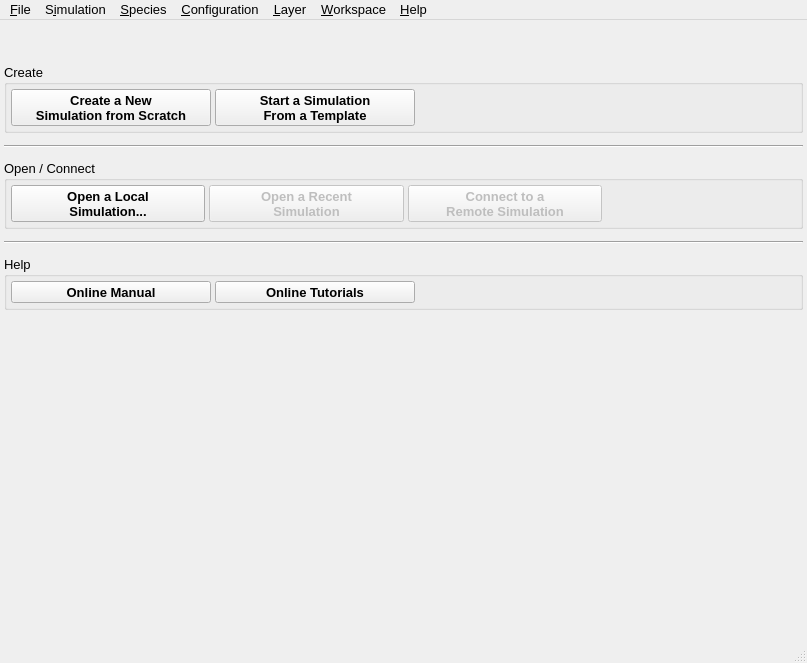
The window that src/gui/gui.ui (disorderedmaterials/dissolve) describes before a commit, drawn with Qt 5.
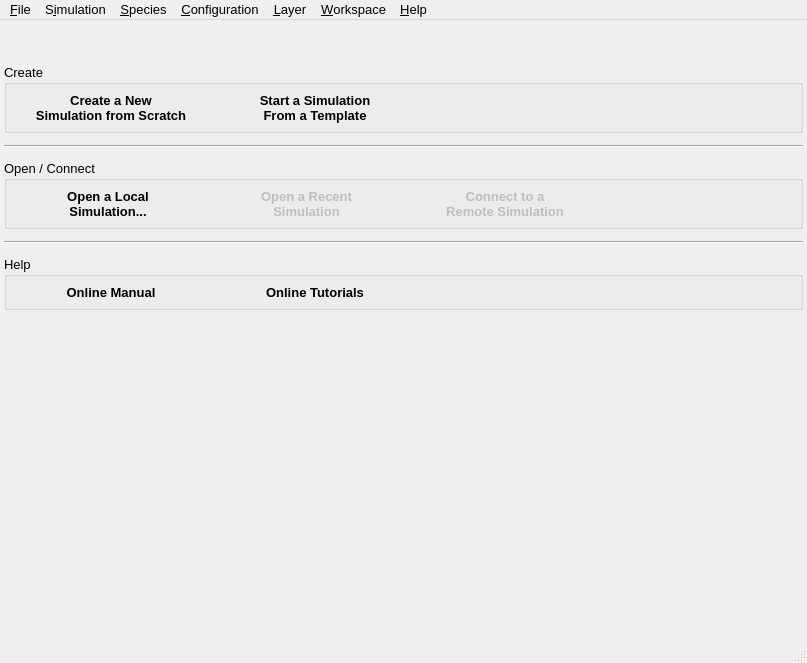
The same window after the commit. Icons and pictures are not drawn. Custom widgets are drawn as their Qt base class.

Diff of the .ui file:
```diff
--- a/src/gui/gui.ui
+++ b/src/gui/gui.ui
@@ -139,6 +139,9 @@
              <property name="toolButtonStyle">
               <enum>Qt::ToolButtonTextUnderIcon</enum>
              </property>
+             <property name="autoRaise">
+              <bool>true</bool>
+             </property>
             </widget>
            </item>
            <item>
@@ -179,6 +182,9 @@
              <property name="toolButtonStyle">
               <enum>Qt::ToolButtonTextUnderIcon</enum>
              </property>
+             <property name="autoRaise">
+              <bool>true</bool>
+             </property>
             </widget>
            </item>
            <item>
@@ -263,6 +269,9 @@
              <property name="toolButtonStyle">
               <enum>Qt::ToolButtonTextUnderIcon</enum>
              </property>
+             <property name="autoRaise">
+              <bool>true</bool>
+             </property>
             </widget>
            </item>
            <item>
@@ -306,6 +315,9 @@
              <property name="toolButtonStyle">
               <enum>Qt::ToolButtonTextUnderIcon</enum>
              </property>
+             <property name="autoRaise">
+              <bool>true</bool>
+             </property>
             </widget>
            </item>
            <item>
@@ -349,6 +361,9 @@
              <property name="toolButtonStyle">
               <enum>Qt::ToolButtonTextUnderIcon</enum>
              </property>
+             <property name="autoRaise">
+              <bool>true</bool>
+             </property>
             </widget>
            </item>
            <item>
@@ -435,6 +450,9 @@
              <property name="toolButtonStyle">
               <enum>Qt::ToolButtonTextUnderIcon</enum>
              </property>
+             <property name="autoRaise">
+              <bool>true</bool>
+             </property>
             </widget>
            </item>
            <item>
@@ -474,6 +492,9 @@
              <property name="toolButtonStyle">
               <enum>Qt::ToolButtonTextUnderIcon</enum>
              </property>
+             <property name="autoRaise">
+              <bool>true</bool>
+             </property>
             </widget>
            </item>
            <item>
```
